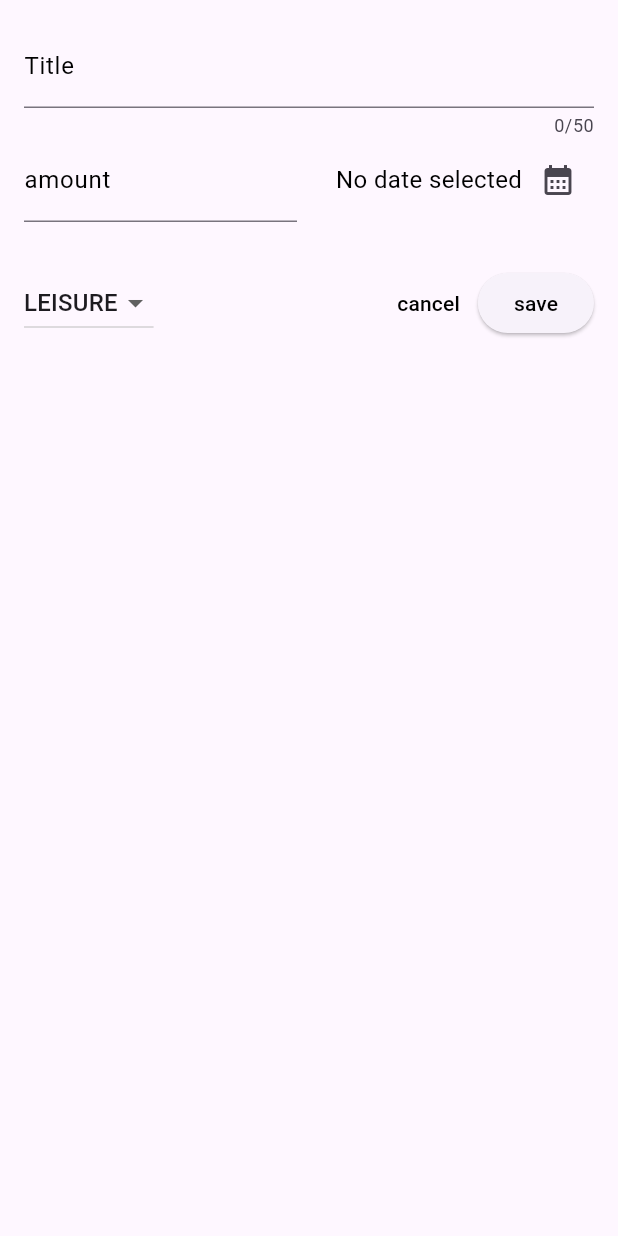
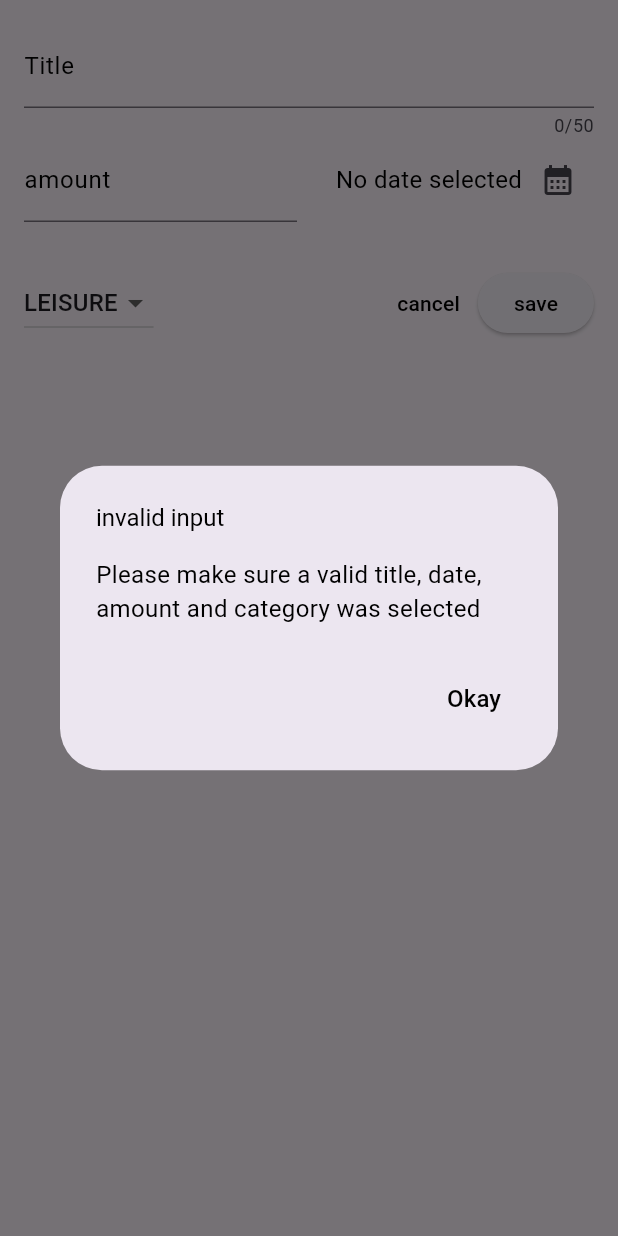
Before and after one commit to alejandroYanezPumpun/expense_tracker, a Flutter app: the NewExpenseEntry widget shown alone on an empty page, opened directly, after a tap on "save", on a phone screen of 412 x 824 dp. Run offline on Flutter 3.47's test engine with Material 3 defaults, Android fonts, the phone set to English and light mode, and no system bars.

Commit message:
Validating expense data

```diff
--- a/expense_tracker_app/lib/components/new_expense.dart
+++ b/expense_tracker_app/lib/components/new_expense.dart
@@ -27,6 +27,31 @@ class _NewExpenseEntryState extends State<NewExpenseEntry> {
     setState(() {
       _selectedDate = pickedDate;
     });
+  }
+
+  void _submitExpenseData() {
+    final enteredAmount = double.tryParse(_amountController.text);
+    final amountIsValid = enteredAmount == null || enteredAmount <= 0;
+    if (_titleController.text.trim().isEmpty ||
+        amountIsValid ||
+        _selectedDate == null) {
+      showDialog(
+        context: context,
+        builder:
+            (ctx) => AlertDialog(
+              title: CustomTextDisplay(
+                text: 'invalid input',
+                fontSize: 16,
+                color: Colors.black,
+              ),
+              content: CustomTextDisplay(text: 'Please make sure a valid title, date, amount and category was selected', fontSize: 16, color: Colors.black),
+              actions: [
+                TextButton(onPressed: () {Navigator.pop(ctx);}, child: CustomTextDisplay(text: 'Okay', fontSize: 16, color: Colors.black))
+              ],
+            ),
+      );
+      return;
+    }
   }
 
   @override
@@ -97,7 +122,7 @@ class _NewExpenseEntryState extends State<NewExpenseEntry> {
               ),
             ],
           ),
-          SizedBox(height: 30,),
+          SizedBox(height: 30),
           Row(
             children: [
               DropdownButton(
@@ -134,10 +159,7 @@ class _NewExpenseEntryState extends State<NewExpenseEntry> {
 
               ElevatedButton(
                 onPressed: () {
-                  print('=== BOTÓN PRESIONADO ===');
-                  print('Valor del título: ${_titleController.text}');
-                  print('Valor del título: ${_amountController.text}');
-                  print('=== FIN DEBUG ===');
+                  _submitExpenseData();
                 },
                 child: CustomTextDisplay(
                   text: 'save',
```
